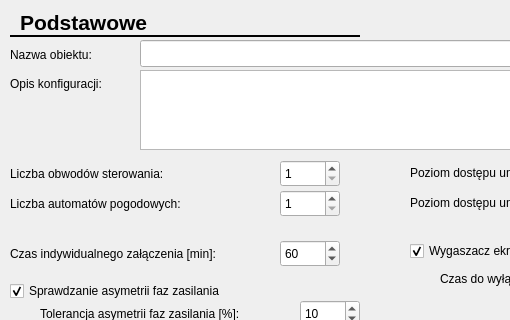
The window that CfgForms/cgeneralcfgform.ui (kaczmar55/koneor_v2) describes before a commit, drawn with Qt 5; both pictures show x 0 to 510 and y 0 to 320 of the 835 by 415 pixel window.
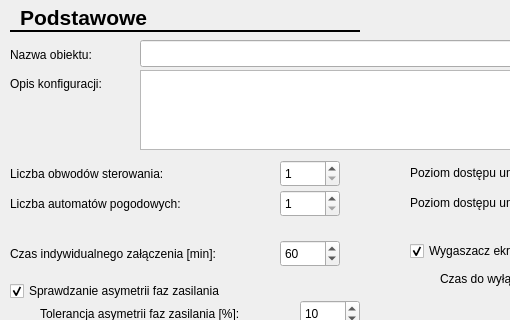
The same window after the commit.

```diff
--- a/CfgForms/cgeneralcfgform.ui
+++ b/CfgForms/cgeneralcfgform.ui
@@ -391,7 +391,7 @@
    <property name="geometry">
     <rect>
      <x>20</x>
-     <y>10</y>
+     <y>5</y>
      <width>130</width>
      <height>25</height>
     </rect>
@@ -415,7 +415,7 @@
    <property name="geometry">
     <rect>
      <x>10</x>
-     <y>35</y>
+     <y>30</y>
      <width>350</width>
      <height>3</height>
     </rect>
```
